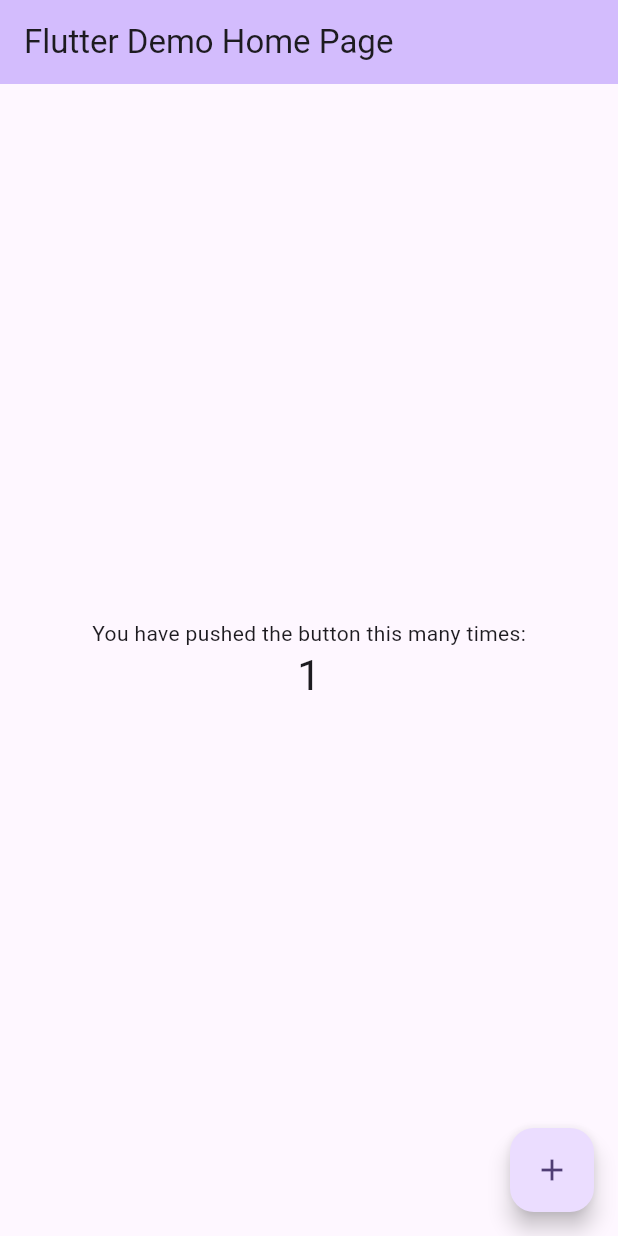
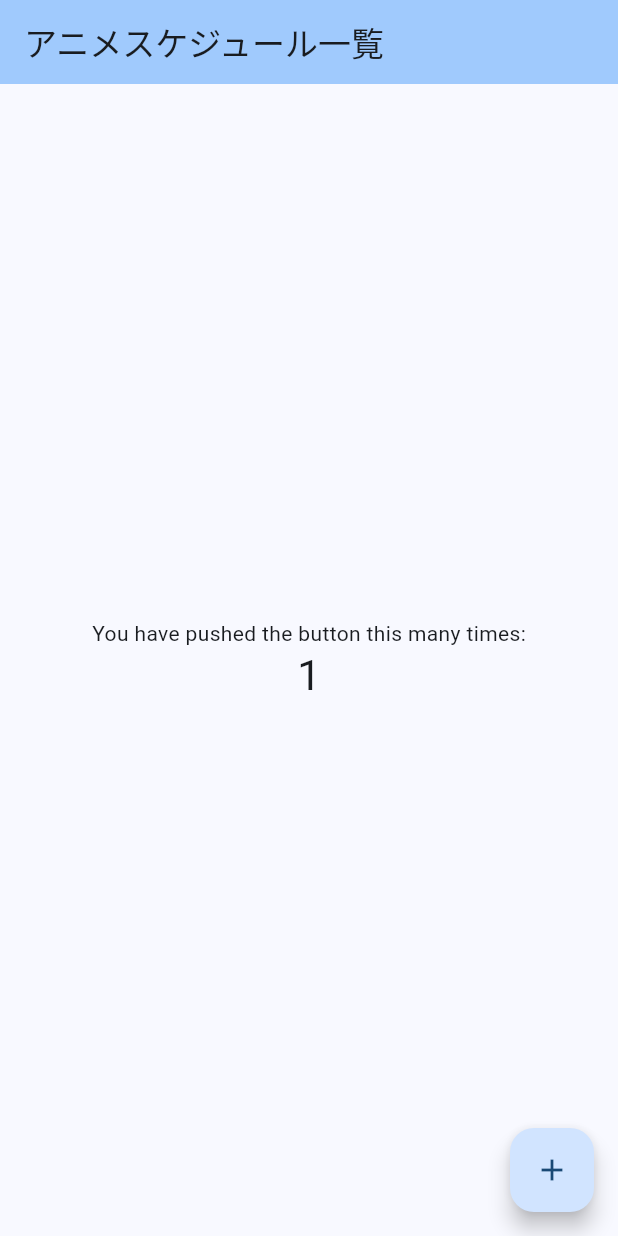
Before and after one commit to YukiAmanai/anime_scheduler, a Flutter app: the screen it shows after launch, after a tap on the "add" icon, on a phone screen of 412 x 824 dp. Run offline on Flutter 3.47's test engine with Material 2 defaults, Android fonts, the phone set to English and light mode, and no system bars; our stand-ins replace hooks_riverpod.

```diff
--- a/lib/main.dart
+++ b/lib/main.dart
@@ -1,7 +1,19 @@
 import 'package:flutter/material.dart';
+import 'package:hooks_riverpod/hooks_riverpod.dart';
 
 void main() {
-  runApp(const MyApp());
+  runApp(const ProviderScope(child: MyApp()));
+}
+
+final counterProvider =
+    StateNotifierProvider.autoDispose<Counter, int>((ref) => Counter());
+
+class Counter extends StateNotifier<int> {
+  Counter() : super(0);
+
+  void increment() {
+    state++;
+  }
 }
 
 class MyApp extends StatelessWidget {
@@ -13,113 +25,47 @@ class MyApp extends StatelessWidget {
     return MaterialApp(
       title: 'Flutter Demo',
       theme: ThemeData(
-        // This is the theme of your application.
-        //
-        // TRY THIS: Try running your application with "flutter run". You'll see
-        // the application has a blue toolbar. Then, without quitting the app,
-        // try changing the seedColor in the colorScheme below to Colors.green
-        // and then invoke "hot reload" (save your changes or press the "hot
-        // reload" button in a Flutter-supported IDE, or press "r" if you used
-        // the command line to start the app).
-        //
-        // Notice that the counter didn't reset back to zero; the application
-        // state is not lost during the reload. To reset the state, use hot
-        // restart instead.
-        //
-        // This works for code too, not just values: Most code changes can be
-        // tested with just a hot reload.
-        colorScheme: ColorScheme.fromSeed(seedColor: Colors.deepPurple),
+        colorScheme: ColorScheme.fromSeed(seedColor: Colors.blue),
         useMaterial3: true,
       ),
-      home: const MyHomePage(title: 'Flutter Demo Home Page'),
+      home: const MyHomePage(title: 'アニメスケジュール一覧'),
     );
   }
 }
 
-class MyHomePage extends StatefulWidget {
-  const MyHomePage({super.key, required this.title});
-
-  // This widget is the home page of your application. It is stateful, meaning
-  // that it has a State object (defined below) that contains fields that affect
-  // how it looks.
-
-  // This class is the configuration for the state. It holds the values (in this
-  // case the title) provided by the parent (in this case the App widget) and
-  // used by the build method of the State. Fields in a Widget subclass are
-  // always marked "final".
+class MyHomePage extends HookConsumerWidget {
+  const MyHomePage({Key? key, required this.title}) : super(key: key);
 
   final String title;
 
   @override
-  State<MyHomePage> createState() => _MyHomePageState();
-}
+  Widget build(BuildContext context, WidgetRef ref) {
+    final count = ref.watch(counterProvider);
 
-class _MyHomePageState extends State<MyHomePage> {
-  int _counter = 0;
-
-  void _incrementCounter() {
-    setState(() {
-      // This call to setState tells the Flutter framework that something has
-      // changed in this State, which causes it to rerun the build method below
-      // so that the display can reflect the updated values. If we changed
-      // _counter without calling setState(), then the build method would not be
-      // called again, and so nothing would appear to happen.
-      _counter++;
-    });
-  }
-
-  @override
-  Widget build(BuildContext context) {
-    // This method is rerun every time setState is called, for instance as done
-    // by the _incrementCounter method above.
-    //
-    // The Flutter framework has been optimized to make rerunning build methods
-    // fast, so that you can just rebuild anything that needs updating rather
-    // than having to individually change instances of widgets.
     return Scaffold(
       appBar: AppBar(
-        // TRY THIS: Try changing the color here to a specific color (to
-        // Colors.amber, perhaps?) and trigger a hot reload to see the AppBar
-        // change color while the other colors stay the same.
         backgroundColor: Theme.of(context).colorScheme.inversePrimary,
-        // Here we take the value from the MyHomePage object that was created by
-        // the App.build method, and use it to set our appbar title.
-        title: Text(widget.title),
+        title: Text('$title'),
       ),
       body: Center(
-        // Center is a layout widget. It takes a single child and positions it
-        // in the middle of the parent.
         child: Column(
-          // Column is also a layout widget. It takes a list of children and
-          // arranges them vertically. By default, it sizes itself to fit its
-          // children horizontally, and tries to be as tall as its parent.
-          //
-          // Column has various properties to control how it sizes itself and
-          // how it positions its children. Here we use mainAxisAlignment to
-          // center the children vertically; the main axis here is the vertical
-          // axis because Columns are vertical (the cross axis would be
-          // horizontal).
-          //
-          // TRY THIS: Invoke "debug painting" (choose the "Toggle Debug Paint"
-          // action in the IDE, or press "p" in the console), to see the
-          // wireframe for each widget.
           mainAxisAlignment: MainAxisAlignment.center,
           children: <Widget>[
             const Text(
               'You have pushed the button this many times:',
             ),
             Text(
-              '$_counter',
+              '$count',
               style: Theme.of(context).textTheme.headlineMedium,
             ),
           ],
         ),
       ),
       floatingActionButton: FloatingActionButton(
-        onPressed: _incrementCounter,
+        onPressed: () => ref.read(counterProvider.notifier).increment(),
         tooltip: 'Increment',
         child: const Icon(Icons.add),
-      ), // This trailing comma makes auto-formatting nicer for build methods.
+      ),
     );
   }
 }
--- a/pubspec.yaml
+++ b/pubspec.yaml
@@ -35,6 +35,7 @@ dependencies:
   # The following adds the Cupertino Icons font to your application.
   # Use with the CupertinoIcons class for iOS style icons.
   cupertino_icons: ^1.0.2
+  hooks_riverpod: ^2.4.9
 
 dev_dependencies:
   flutter_test:
```
Also changed, not shown: pubspec.lock.
